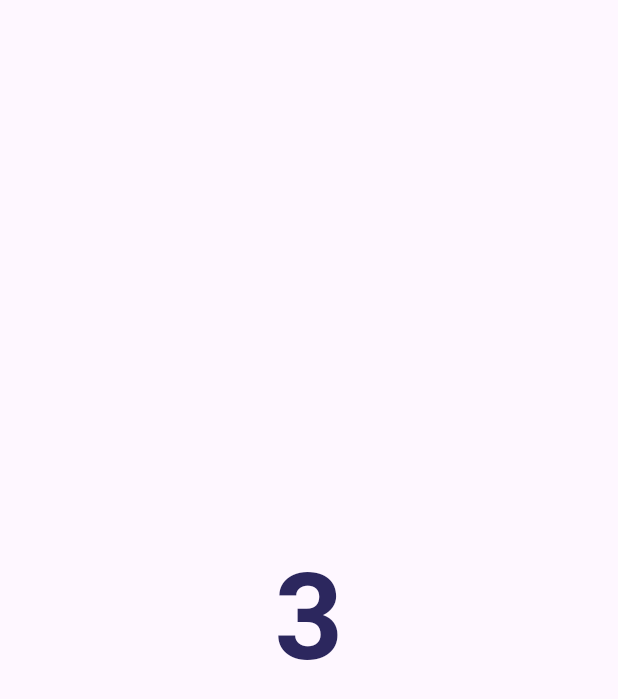
After one commit to sajidrec/flutter_quiz_app_testline, a Flutter app: the CountDownPage screen opened directly, on a phone screen of 412 x 824 dp. The commit adds this screen. Shown: the top 699 px of the screen. Run offline on Flutter 3.47's test engine with Material 3 defaults, Android fonts, the phone set to English and light mode, and no system bars; drawn by our look-alikes of animated_text_kit; our stand-ins replace confetti, dio, get; network calls fail.

Commit message:
- Add CountDown Page - Add Homepage PopScope - Add Quiz Page - Add Quiz Page PopScope

```diff
--- /dev/null
+++ b/lib/presentation/pages/count_down_page.dart
@@ -0,0 +1,83 @@
+import 'package:animated_text_kit/animated_text_kit.dart';
+import 'package:confetti/confetti.dart';
+import 'package:flutter/material.dart';
+import 'package:flutter_quiz_app_testline/presentation/pages/quiz_page.dart';
+import 'package:flutter_quiz_app_testline/presentation/utils/app_color.dart';
+import 'package:get/get.dart';
+
+class CountDownPage extends StatefulWidget {
+  const CountDownPage({super.key});
+
+  @override
+  State<CountDownPage> createState() => _CountDownPageState();
+}
+
+class _CountDownPageState extends State<CountDownPage> {
+  final _celebrationController = ConfettiController(
+    duration: Duration(seconds: 2),
+  );
+
+  @override
+  void dispose() {
+    super.dispose();
+    _celebrationController.dispose();
+  }
+
+  void celebrate() {
+    _celebrationController.play();
+  }
+
+  @override
+  Widget build(BuildContext context) {
+    return SafeArea(
+      child: Scaffold(
+        body: Stack(
+          children: [
+            ConfettiWidget(
+              confettiController: _celebrationController,
+              blastDirectionality: BlastDirectionality.explosive,
+              // Set the blast direction
+              numberOfParticles: 50,
+              gravity: 0.3,
+            ),
+            Center(
+              child: DefaultTextStyle(
+                style: TextStyle(
+                  fontSize: 80,
+                  fontWeight: FontWeight.bold,
+                  color: AppColor.primaryDarkBlue,
+                ),
+                child: AnimatedTextKit(
+                  animatedTexts: [
+                    FadeAnimatedText(
+                      "3",
+                      duration: Duration(seconds: 1),
+                    ),
+                    FadeAnimatedText(
+                      "2",
+                      duration: Duration(seconds: 1),
+                    ),
+                    FadeAnimatedText(
+                      "1",
+                      duration: Duration(seconds: 1),
+                    ),
+                  ],
+                  totalRepeatCount: 1,
+                  onFinished: () {
+                    celebrate();
+                    Future.delayed(
+                      Duration(seconds: 2),
+                      () => Get.off(
+                        () => QuizPage(),
+                      ),
+                    );
+                  },
+                ),
+              ),
+            ),
+          ],
+        ),
+      ),
+    );
+  }
+}
--- a/pubspec.yaml
+++ b/pubspec.yaml
@@ -33,6 +33,8 @@ dependencies:
 
   dio: ^5.7.0
   get: ^4.6.6
+  animated_text_kit: ^4.2.2
+  confetti: ^0.8.0
   # The following adds the Cupertino Icons font to your application.
   # Use with the CupertinoIcons class for iOS style icons.
   cupertino_icons: ^1.0.8
```
Also changed, not shown: lib/presentation/pages/home_page.dart (+50 -2 lines), lib/presentation/pages/quiz_page.dart (added, +21 -0 lines), lib/presentation/widgets/quiz_exit_dialog_widget.dart (added, +60 -0 lines), pubspec.lock, 1 other file.
